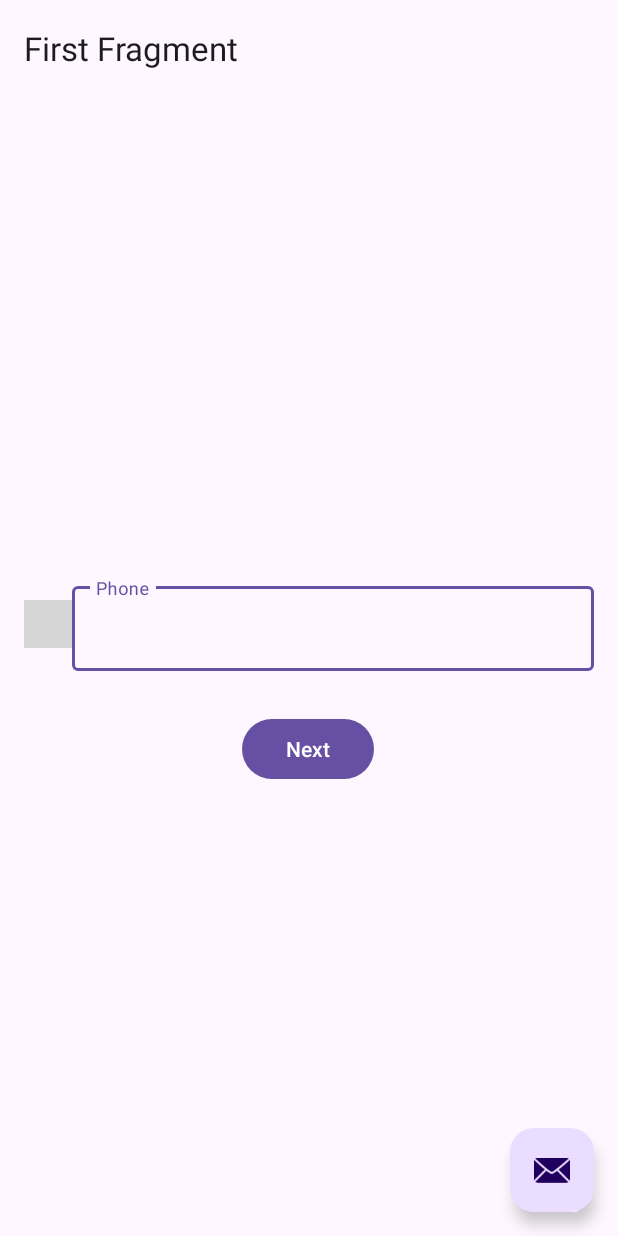
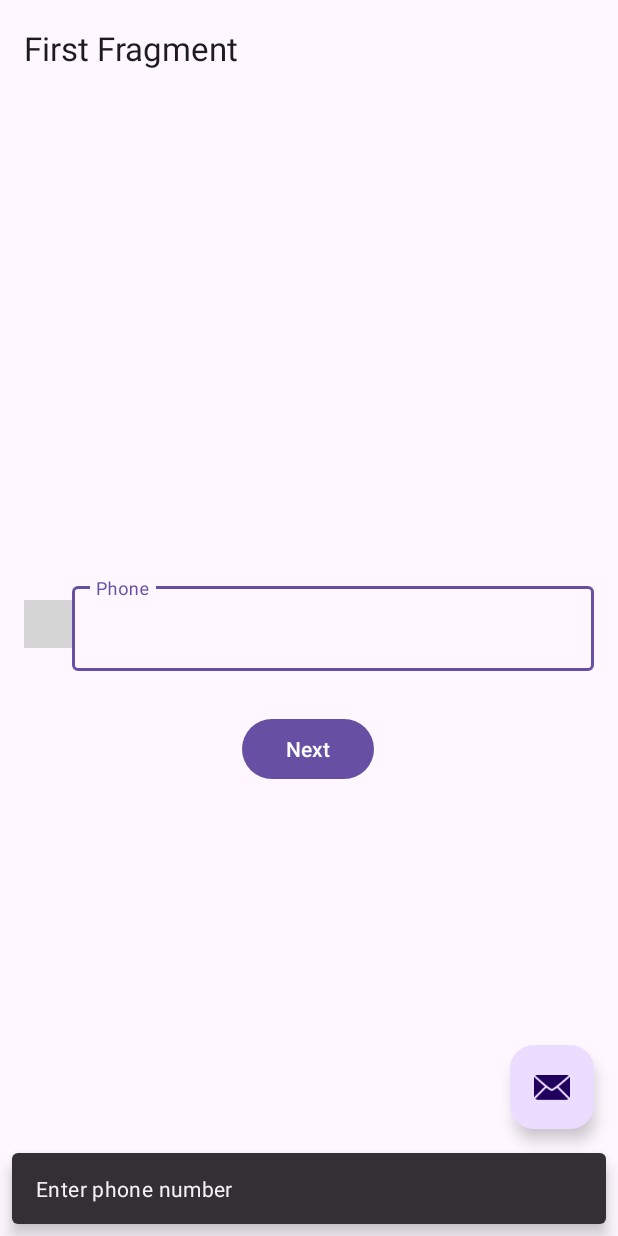
Before and after one commit to AbdallaBadreldin/My-Items, an Android app built with Jetpack Compose: the AuthActivity screen opened directly, with no data from a screen before it, after a tap on "Next", on a phone screen of 412 x 824 dp. Run offline under Robolectric (Android 15) with nearby library versions, the phone set to English and light mode, and no system bars; our stand-ins replace Dagger/Hilt's generated code, Firebase (no records; nobody signed in at launch, a user with empty details on screens opened directly), navigation-ui; plain views replace CountryCodePicker; 1 statement that could not run was skipped; grey boxes are pictures that could not be loaded.

Commit message:
add saftynet and google api integration add text and strings

```diff
--- a/MyItems/app/build.gradle.kts
+++ b/MyItems/app/build.gradle.kts
@@ -119,6 +119,10 @@ dependencies {
     implementation(libs.firebase.auth)
     implementation(libs.firebase.database)
     implementation(libs.firebase.messaging)
+    implementation(libs.firebase.appcheck.playintegrity)
+    implementation(libs.play.services.safetynet)
+    implementation (libs.androidx.browser)
+    implementation (libs.firebase.appcheck.safetynet)
 
     //hilt
     implementation(libs.hilt.android)
@@ -150,6 +154,8 @@ dependencies {
 //    implementation(libs.shimmer)
 //    implementation(libs.glide)
 //    annotationProcessor(libs.glide.compiler)
+
+
 }
 /*apply{
     plugin("com.google.gms.google-services")
--- a/MyItems/app/src/main/AndroidManifest.xml
+++ b/MyItems/app/src/main/AndroidManifest.xml
@@ -7,7 +7,7 @@
     <uses-feature android:name="android.hardware.camera.any" />
 
     <application
-        android:name=".MyBaseApp"
+        android:name=".Application"
         android:allowBackup="true"
         android:dataExtractionRules="@xml/data_extraction_rules"
         android:fullBackupContent="@xml/backup_rules"
@@ -19,7 +19,7 @@
         tools:targetApi="31">
         <activity
             android:name=".presentation.auth.AuthActivity"
-            android:exported="false"
+            android:exported="true"
             android:theme="@style/Theme.MyItems" />
 
         <meta-data
--- a/MyItems/app/src/main/java/com/fstech/myItems/di/FirebaseModule.kt
+++ b/MyItems/app/src/main/java/com/fstech/myItems/di/FirebaseModule.kt
@@ -1,5 +1,6 @@
 package com.fstech.myItems.di
 
+import android.content.Context
 import com.google.firebase.auth.FirebaseAuth
 import com.google.firebase.auth.ktx.auth
 import com.google.firebase.ktx.Firebase
@@ -9,6 +10,7 @@ import dagger.Module
 import dagger.Provides
 import dagger.hilt.InstallIn
 import dagger.hilt.android.components.ViewModelComponent
+import dagger.hilt.android.qualifiers.ApplicationContext
 
 @Module
 @InstallIn(ViewModelComponent::class)
--- a/MyItems/app/src/main/java/com/fstech/myItems/presentation/auth/AuthActivity.kt
+++ b/MyItems/app/src/main/java/com/fstech/myItems/presentation/auth/AuthActivity.kt
@@ -9,6 +9,8 @@ import androidx.navigation.ui.navigateUp
 import androidx.navigation.ui.setupActionBarWithNavController
 import com.fstech.myItems.R
 import com.fstech.myItems.databinding.ActivityAuthBinding
+import com.google.firebase.Firebase
+import com.google.firebase.initialize
 import dagger.hilt.android.AndroidEntryPoint
 
 @AndroidEntryPoint
@@ -19,6 +21,7 @@ class AuthActivity : AppCompatActivity() {
     private val authViewModel: AuthViewModel by viewModels()
     override fun onCreate(savedInstanceState: Bundle?) {
         super.onCreate(savedInstanceState)
+        Firebase.initialize(this)
         if (authViewModel.isLoggedIn()) {
             finish()
         }
--- a/MyItems/app/src/main/java/com/fstech/myItems/presentation/auth/FirstFragment.kt
+++ b/MyItems/app/src/main/java/com/fstech/myItems/presentation/auth/FirstFragment.kt
@@ -1,9 +1,11 @@
 package com.fstech.myItems.presentation.auth
 
 import android.os.Bundle
+import android.view.KeyEvent
 import android.view.LayoutInflater
 import android.view.View
 import android.view.ViewGroup
+import android.view.inputmethod.EditorInfo
 import androidx.fragment.app.Fragment
 import androidx.fragment.app.activityViewModels
 import androidx.navigation.fragment.findNavController
@@ -41,11 +43,31 @@ class FirstFragment : Fragment() {
     }
 
     private fun setupListeners() {
+        binding.textInputEdit.setOnEditorActionListener { v, actionId, event ->
+            if (actionId == EditorInfo.IME_ACTION_DONE ||
+                (event != null && event.keyCode == KeyEvent.KEYCODE_ENTER && event.action == KeyEvent.ACTION_DOWN)
+            ) {
+                // Trigger the button click
+                binding.buttonFirst.performClick()
+                true // Consume the event
+            } else {
+                false // Let the system handle other actions
+            }
+        }
         binding.buttonFirst.setOnClickListener {
-            viewModel.signIn(
-                "+${binding.countryCode.defaultCountryCode}${binding.textInputEdit.text}",
-                Locale.getDefault().language
-            )
+            val phone = binding.textInputEdit.text.toString().trim()
+            if (phone.isEmpty()) {
+                Snackbar.make(
+                    binding.root,
+                    getString(R.string.enter_phone_number), Snackbar.LENGTH_SHORT
+                ).show()
+                return@setOnClickListener
+            } else {
+                viewModel.signIn(
+                    "+${binding.countryCode.defaultCountryCode}${phone}",
+                    Locale.getDefault().language
+                )
+            }
         }
     }
 
--- a/MyItems/app/src/main/res/layout/fragment_first.xml
+++ b/MyItems/app/src/main/res/layout/fragment_first.xml
@@ -31,7 +31,7 @@
             app:ccp_autoDetectCountry="true"
             app:ccp_defaultNameCode="EG"
             app:ccp_showFlag="true"
-            app:ccp_showFullName="true"
+            app:ccp_showFullName="false"
             app:ccp_showNameCode="true"
             app:layout_constraintStart_toStartOf="parent"
             app:layout_constraintTop_toTopOf="parent" />
@@ -43,6 +43,7 @@
             android:layout_height="wrap_content"
             android:hint="@string/phone"
             android:imeOptions="actionSend"
+            android:maxLines="1"
             android:nextFocusDown="@id/button_first"
             app:layout_constraintBottom_toBottomOf="@+id/country_code"
             app:layout_constraintEnd_toEndOf="parent"
@@ -53,7 +54,10 @@
                 android:id="@+id/textInputEdit"
                 android:layout_width="match_parent"
                 android:layout_height="wrap_content"
+                android:ellipsize="end"
                 android:imeOptions="actionSend"
+                android:inputType="phone"
+                android:maxEms="16"
                 android:maxLines="1"
                 android:nextFocusDown="@id/button_first" />
         </com.google.android.material.textfield.TextInputLayout>
--- a/MyItems/app/src/main/res/values/strings.xml
+++ b/MyItems/app/src/main/res/values/strings.xml
@@ -59,4 +59,5 @@
         vestibulum. Fusce dictum libero quis erat maximus, vitae volutpat diam dignissim.
     </string>
     <string name="phone">Phone</string>
+    <string name="enter_phone_number">Enter phone number</string>
 </resources>
--- a/MyItems/data/build.gradle.kts
+++ b/MyItems/data/build.gradle.kts
@@ -48,4 +48,9 @@ dependencies {
     implementation(libs.firebase.auth)
     implementation(libs.firebase.database)
     implementation(libs.firebase.messaging)
+    implementation(libs.firebase.appcheck.playintegrity)
+    implementation(libs.play.services.safetynet)
+    implementation (libs.androidx.browser)
+    implementation (libs.firebase.appcheck.safetynet)
+
 }
--- a/MyItems/data/src/main/java/com/jetawy/data/firebase/FirebaseServiceImpl.kt
+++ b/MyItems/data/src/main/java/com/jetawy/data/firebase/FirebaseServiceImpl.kt
@@ -1,5 +1,7 @@
 package com.jetawy.data.firebase
 
+import android.app.Activity
+import android.content.Context
 import com.google.firebase.FirebaseException
 import com.google.firebase.FirebaseTooManyRequestsException
 import com.google.firebase.auth.FirebaseAuth
@@ -19,8 +21,9 @@ import kotlinx.coroutines.flow.MutableStateFlow
 import kotlinx.coroutines.flow.asStateFlow
 import kotlinx.coroutines.launch
 import java.util.concurrent.TimeUnit
+import javax.inject.Inject
 
-class FirebaseServiceImpl(private val auth: FirebaseAuth) : FirebaseService {
+class FirebaseServiceImpl @Inject constructor(private val auth: FirebaseAuth) : FirebaseService {
     var storedVerificationId: String? = null
     var credential: PhoneAuthCredential? = null
     var resendToken: PhoneAuthProvider.ForceResendingToken? = null
@@ -87,6 +90,7 @@ class FirebaseServiceImpl(private val auth: FirebaseAuth) : FirebaseService {
         val options = PhoneAuthOptions.newBuilder(Firebase.auth)
             .setPhoneNumber(phoneNumber) // Phone number to verify
             .setTimeout(60L, TimeUnit.SECONDS) // Timeout and unit
+//            .setActivity(context.applicationContext as Activity) // Activity (for callback binding)
             .setCallbacks(callbacks) // OnVerificationStateChangedCallbacks
             .build()
         PhoneAuthProvider.verifyPhoneNumber(options)
```
Also changed, not shown: MyItems/app/src/main/java/com/fstech/myItems/Application.kt (renamed from MyItems/app/src/main/java/com/fstech/myItems/MyBaseApp.kt, +9 -1 lines), MyItems/app/src/main/java/com/fstech/myItems/presentation/found/FoundItemScreen.kt (+6 -3 lines), MyItems/gradle/libs.versions.toml (+7 -0 lines).
